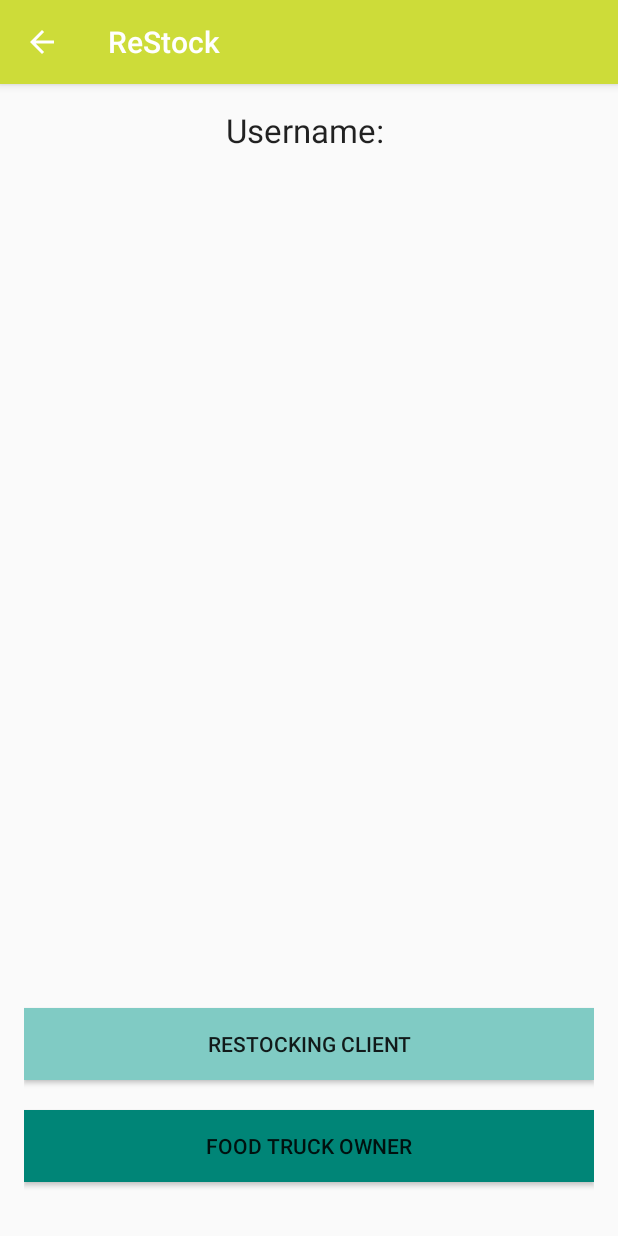
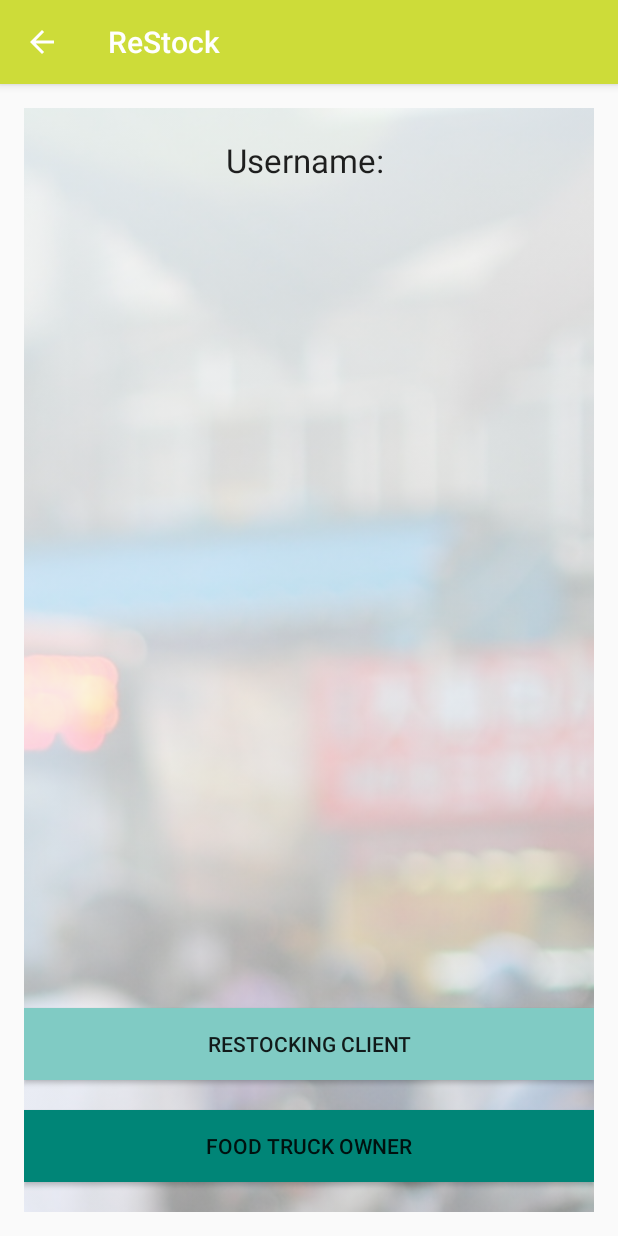
Before and after one commit to inthra/w2Fri-ReStock, an Android app: the RolesActivity screen opened directly, with no data from a screen before it, on a phone screen of 412 x 824 dp. Run offline under Robolectric (Android 15) with nearby library versions, the phone set to English and light mode, and no system bars; our stand-ins replace ButterKnife.

Commit message:
Add image in roles activity.

```diff
--- a/app/src/main/res/layout/activity_roles.xml
+++ b/app/src/main/res/layout/activity_roles.xml
@@ -9,6 +9,26 @@
     android:paddingTop="@dimen/activity_vertical_margin"
     tools:context="com.epicodus.restock.RolesActivity">
 
+    <ImageView
+        android:layout_width="wrap_content"
+        android:layout_height="wrap_content"
+        android:id="@+id/imageView3"
+        android:src="@drawable/image_street"
+        android:scaleType="centerCrop"
+        android:layout_alignParentStart="true"
+        android:layout_alignParentBottom="true"
+        android:alpha="0.5" />
+
+    <TextView
+        android:layout_width="wrap_content"
+        android:layout_height="wrap_content"
+        android:textAppearance="?android:attr/textAppearanceLarge"
+        android:text="Username: "
+        android:id="@+id/textView"
+        android:layout_marginTop="20dp"
+        android:layout_alignParentTop="true"
+        android:layout_centerHorizontal="true" />
+
     <TextView
         android:layout_width="wrap_content"
         android:layout_height="wrap_content"
@@ -16,15 +36,6 @@
         android:text="username"
         android:textSize="@dimen/abc_text_size_large_material"
         android:layout_below="@+id/textView"
-        android:layout_centerHorizontal="true" />
-
-    <TextView
-        android:layout_width="wrap_content"
-        android:layout_height="wrap_content"
-        android:textAppearance="?android:attr/textAppearanceLarge"
-        android:text="Username: "
-        android:id="@+id/textView"
-        android:layout_alignParentTop="true"
         android:layout_centerHorizontal="true" />
 
     <Button
@@ -35,8 +46,8 @@
         android:layout_marginBottom="20dp"
         android:background="@color/accent_material_dark"
         android:layout_above="@+id/bFoodtruck"
-        android:layout_alignParentEnd="true"
-        android:layout_alignParentStart="true" />
+        android:layout_alignParentStart="true"
+        android:layout_alignEnd="@+id/imageView3" />
 
     <Button
         android:layout_width="wrap_content"
@@ -45,7 +56,8 @@
         android:id="@+id/bFoodtruck"
         android:layout_marginBottom="20dp"
         android:background="@color/accent_material_light"
-        android:layout_alignParentBottom="true"
+        android:layout_alignBottom="@+id/imageView3"
         android:layout_alignParentStart="true"
-        android:layout_alignEnd="@+id/bRestock" />
+        android:layout_alignEnd="@+id/imageView3" />
+
 </RelativeLayout>
```
Also changed, not shown: app/src/main/res/drawable/image_street.jpg (added).
